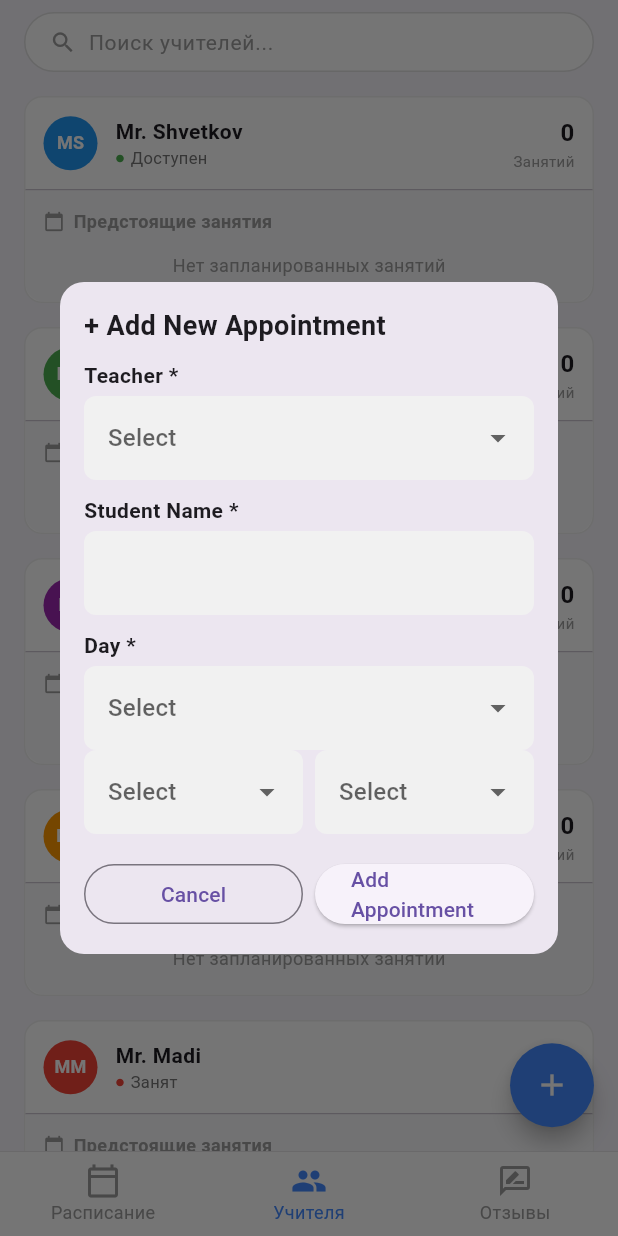
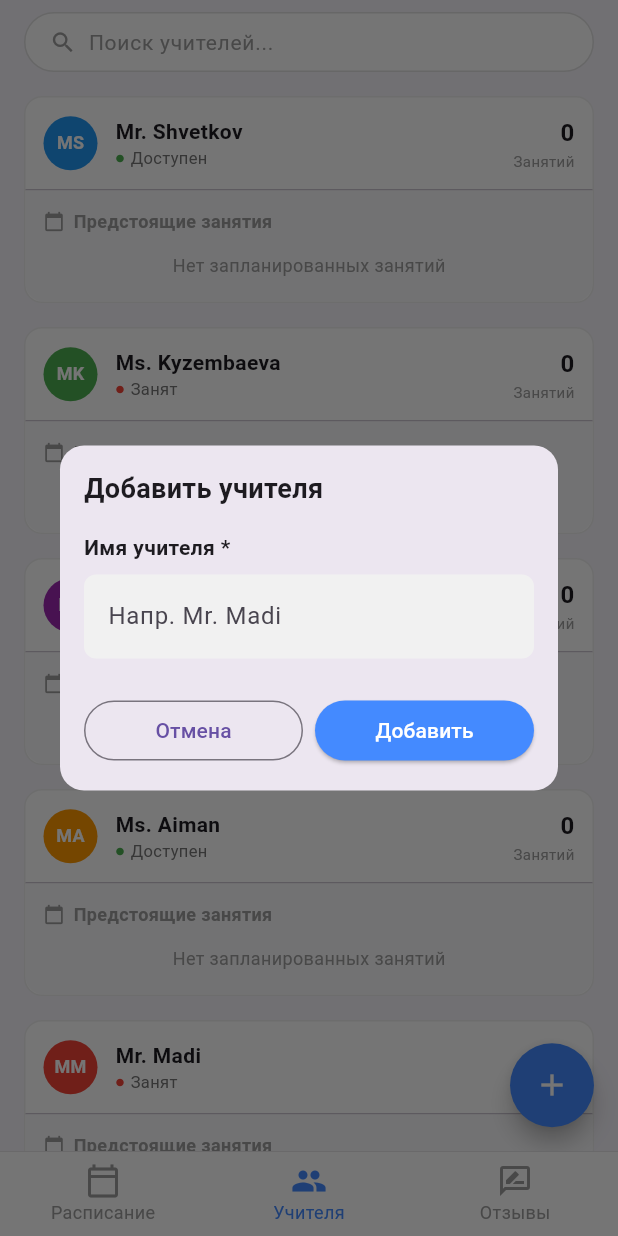
Before and after one commit to dkim50620-maker/kalendari, a Flutter app: the screen it shows after launch, item 2 of the bottom bar chosen, after a tap on the "add" icon, on a phone screen of 412 x 824 dp. Run offline on Flutter 3.47's test engine with Material 3 defaults, Android fonts, the phone set to English and light mode, and no system bars.

Commit message:
Initial Flutter project

```diff
--- a/lib/dialogs/add_appointment_dialog.dart
+++ b/lib/dialogs/add_appointment_dialog.dart
@@ -3,8 +3,13 @@ import '../models/class_data.dart';
 
 class AddAppointmentDialog extends StatefulWidget {
   final Function(ClassData) onAdd;
+  final List<String> teachers;
 
-  const AddAppointmentDialog({super.key, required this.onAdd});
+  const AddAppointmentDialog({
+    super.key,
+    required this.onAdd,
+    required this.teachers,
+  });
 
   @override
   State<AddAppointmentDialog> createState() =>
@@ -19,13 +24,6 @@ class _AddAppointmentDialogState extends State<AddAppointmentDialog> {
 
   final studentCtrl = TextEditingController();
 
-  final teachers = [
-    'Mr. Shvetkov',
-    'Ms. Kyzembaeva',
-    'Dr. Arafat',
-    'Ms. Aiman',
-  ];
-
   final days = [
     'Sunday',
     'Monday',
@@ -36,7 +34,7 @@ class _AddAppointmentDialogState extends State<AddAppointmentDialog> {
     'Saturday',
   ];
 
-  final times = ['09:00', '10:00', '11:00', '12:00', '14:00', '15:00'];
+  final times = ['09:00', '10:00', '11:00', '12:00', '14:00', '15:00', '16:00', '17:00'];
 
   @override
   Widget build(BuildContext context) {
@@ -46,45 +44,57 @@ class _AddAppointmentDialogState extends State<AddAppointmentDialog> {
       ),
       child: Padding(
         padding: const EdgeInsets.all(16),
+        child: SingleChildScrollView(
           child: Column(
             mainAxisSize: MainAxisSize.min,
             crossAxisAlignment: CrossAxisAlignment.start,
             children: [
               const Text(
-              '+ Add New Appointment',
+                '+ Добавить занятие',
                 style: TextStyle(fontSize: 18, fontWeight: FontWeight.bold),
               ),
 
-            _label('Teacher *'),
-            _dropdown(teacher, teachers, (v) => setState(() => teacher = v)),
+              _label('Учитель *'),
+              _dropdown(teacher, widget.teachers, (v) => setState(() => teacher = v)),
 
-            _label('Student Name *'),
+              _label('Имя ученика *'),
               _input(studentCtrl),
 
-            _label('Day *'),
+              _label('День *'),
               _dropdown(day, days, (v) => setState(() => day = v)),
 
+              const SizedBox(height: 10),
               Row(
                 children: [
                   Expanded(
-                  child: _dropdown(start, times,
-                          (v) => setState(() => start = v)),
+                    child: Column(
+                      crossAxisAlignment: CrossAxisAlignment.start,
+                      children: [
+                        const Text('Начало', style: TextStyle(fontSize: 12, fontWeight: FontWeight.w600)),
+                        _dropdown(start, times, (v) => setState(() => start = v)),
+                      ],
+                    ),
                   ),
                   const SizedBox(width: 8),
                   Expanded(
-                  child: _dropdown(end, times,
-                          (v) => setState(() => end = v)),
+                    child: Column(
+                      crossAxisAlignment: CrossAxisAlignment.start,
+                      children: [
+                        const Text('Конец', style: TextStyle(fontSize: 12, fontWeight: FontWeight.w600)),
+                        _dropdown(end, times, (v) => setState(() => end = v)),
+                      ],
+                    ),
                   ),
                 ],
               ),
 
-            const SizedBox(height: 16),
+              const SizedBox(height: 24),
               Row(
                 children: [
                   Expanded(
                     child: OutlinedButton(
                       onPressed: () => Navigator.pop(context),
-                    child: const Text('Cancel'),
+                      child: const Text('Отмена'),
                     ),
                   ),
                   const SizedBox(width: 8),
@@ -108,12 +118,17 @@ class _AddAppointmentDialogState extends State<AddAppointmentDialog> {
                           Navigator.pop(context);
                         }
                       },
-                    child: const Text('Add Appointment'),
+                      style: ElevatedButton.styleFrom(
+                        backgroundColor: Colors.blueAccent,
+                        foregroundColor: Colors.white,
+                      ),
+                      child: const Text('Добавить'),
                     ),
                   ),
                 ],
               ),
             ],
+          ),
         ),
       ),
     );
@@ -132,6 +147,7 @@ class _AddAppointmentDialogState extends State<AddAppointmentDialog> {
     decoration: InputDecoration(
       filled: true,
       fillColor: const Color(0xFFF1F1F1),
+      hintText: 'Имя ученика',
       border: OutlineInputBorder(
         borderRadius: BorderRadius.circular(8),
         borderSide: BorderSide.none,
@@ -146,7 +162,7 @@ class _AddAppointmentDialogState extends State<AddAppointmentDialog> {
       ) {
     return DropdownButtonFormField<String>(
       value: value,
-      hint: const Text('Select'),
+      hint: const Text('Выбрать'),
       onChanged: onChanged,
       items: items
           .map((e) => DropdownMenuItem(value: e, child: Text(e)))
@@ -154,6 +170,7 @@ class _AddAppointmentDialogState extends State<AddAppointmentDialog> {
       decoration: InputDecoration(
         filled: true,
         fillColor: const Color(0xFFF1F1F1),
+        contentPadding: const EdgeInsets.symmetric(horizontal: 12, vertical: 8),
         border: OutlineInputBorder(
           borderRadius: BorderRadius.circular(8),
           borderSide: BorderSide.none,
--- /dev/null
+++ b/lib/dialogs/add_teacher_dialog.dart
@@ -0,0 +1,82 @@
+import 'package:flutter/material.dart';
+
+class AddTeacherDialog extends StatefulWidget {
+  final Function(String) onAdd;
+
+  const AddTeacherDialog({super.key, required this.onAdd});
+
+  @override
+  State<AddTeacherDialog> createState() => _AddTeacherDialogState();
+}
+
+class _AddTeacherDialogState extends State<AddTeacherDialog> {
+  final _nameController = TextEditingController();
+
+  @override
+  Widget build(BuildContext context) {
+    return Dialog(
+      shape: RoundedRectangleBorder(borderRadius: BorderRadius.circular(16)),
+      child: Padding(
+        padding: const EdgeInsets.all(16),
+        child: Column(
+          mainAxisSize: MainAxisSize.min,
+          crossAxisAlignment: CrossAxisAlignment.start,
+          children: [
+            const Text(
+              'Добавить учителя',
+              style: TextStyle(fontSize: 18, fontWeight: FontWeight.bold),
+            ),
+            const SizedBox(height: 16),
+            const Text('Имя учителя *', style: TextStyle(fontWeight: FontWeight.w600)),
+            const SizedBox(height: 8),
+            TextField(
+              controller: _nameController,
+              decoration: InputDecoration(
+                hintText: 'Напр. Mr. Madi',
+                filled: true,
+                fillColor: const Color(0xFFF1F1F1),
+                border: OutlineInputBorder(
+                  borderRadius: BorderRadius.circular(8),
+                  borderSide: BorderSide.none,
+                ),
+              ),
+            ),
+            const SizedBox(height: 24),
+            Row(
+              children: [
+                Expanded(
+                  child: OutlinedButton(
+                    onPressed: () => Navigator.pop(context),
+                    child: const Text('Отмена'),
+                  ),
+                ),
+                const SizedBox(width: 8),
+                Expanded(
+                  child: ElevatedButton(
+                    onPressed: () {
+                      if (_nameController.text.isNotEmpty) {
+                        widget.onAdd(_nameController.text);
+                        Navigator.pop(context);
+                      }
+                    },
+                    style: ElevatedButton.styleFrom(
+                      backgroundColor: Colors.blueAccent,
+                      foregroundColor: Colors.white,
+                    ),
+                    child: const Text('Добавить'),
+                  ),
+                ),
+              ],
+            ),
+          ],
+        ),
+      ),
+    );
+  }
+
+  @override
+  void dispose() {
+    _nameController.dispose();
+    super.dispose();
+  }
+}
--- a/lib/screens/main_screen.dart
+++ b/lib/screens/main_screen.dart
@@ -13,6 +13,14 @@ class MainScreen extends StatefulWidget {
 
 class _MainScreenState extends State<MainScreen> {
   int _selectedIndex = 0;
+
+  final List<String> _teacherNames = [
+    'Mr. Shvetkov',
+    'Ms. Kyzembaeva',
+    'Dr. Arafat',
+    'Ms. Aiman',
+    'Mr. Madi',
+  ];
 
   final Map<String, List<ClassData>> _schedule = {
     'Sunday': [],
@@ -30,6 +38,14 @@ class _MainScreenState extends State<MainScreen> {
     });
   }
 
+  void _addTeacher(String name) {
+    setState(() {
+      if (!_teacherNames.contains(name)) {
+        _teacherNames.add(name);
+      }
+    });
+  }
+
   List<ClassData> get _allClasses {
     return _schedule.values.expand((element) => element).toList();
   }
@@ -37,10 +53,15 @@ class _MainScreenState extends State<MainScreen> {
   @override
   Widget build(BuildContext context) {
     final List<Widget> _pages = [
-      ScheduleScreen(schedule: _schedule, onAddClass: _addClass),
+      ScheduleScreen(
+        schedule: _schedule,
+        onAddClass: _addClass,
+        teachers: _teacherNames,
+      ),
       TeachersScreen(
         allClassData: _allClasses,
-        onAddClass: _addClass,
+        teacherNames: _teacherNames,
+        onAddTeacher: _addTeacher,
       ),
       const ReviewsScreen(),
     ];
--- a/lib/screens/schedule_screen.dart
+++ b/lib/screens/schedule_screen.dart
@@ -6,11 +6,13 @@ import '../dialogs/add_appointment_dialog.dart';
 class ScheduleScreen extends StatelessWidget {
   final Map<String, List<ClassData>> schedule;
   final Function(ClassData) onAddClass;
+  final List<String> teachers;
 
   const ScheduleScreen({
     super.key,
     required this.schedule,
     required this.onAddClass,
+    required this.teachers,
   });
 
   @override
@@ -43,7 +45,7 @@ class ScheduleScreen extends StatelessWidget {
                 const SizedBox(height: 6),
                 if (entry.value.isEmpty)
                   const Text(
-                    'No classes scheduled',
+                    'Нет запланированных занятий',
                     style: TextStyle(color: Colors.grey),
                   ),
                 ...entry.value.map((c) => ClassItem(data: c)),
@@ -57,7 +59,10 @@ class ScheduleScreen extends StatelessWidget {
         onPressed: () {
           showDialog(
             context: context,
-            builder: (_) => AddAppointmentDialog(onAdd: onAddClass),
+            builder: (_) => AddAppointmentDialog(
+              onAdd: onAddClass,
+              teachers: teachers,
+            ),
           );
         },
         child: const Icon(Icons.add),
--- a/lib/screens/teachers_screen.dart
+++ b/lib/screens/teachers_screen.dart
@@ -1,15 +1,17 @@
 import 'package:flutter/material.dart';
 import '../models/class_data.dart';
-import '../dialogs/add_appointment_dialog.dart';
+import '../dialogs/add_teacher_dialog.dart';
 
 class TeachersScreen extends StatefulWidget {
   final List<ClassData> allClassData;
-  final Function(ClassData) onAddClass;
+  final List<String> teacherNames;
+  final Function(String) onAddTeacher;
 
   const TeachersScreen({
     super.key,
     required this.allClassData,
-    required this.onAddClass,
+    required this.teacherNames,
+    required this.onAddTeacher,
   });
 
   @override
@@ -23,14 +25,6 @@ class _TeachersScreenState extends State<TeachersScreen> {
     for (var data in widget.allClassData) {
       teachersMap.putIfAbsent(data.teacher, () => []).add(data);
     }
-
-    final teacherNames = [
-      'Mr. Shvetkov',
-      'Ms. Kyzembaeva',
-      'Dr. Arafat',
-      'Ms. Aiman',
-      'Mr. Madi',
-    ];
 
     return Scaffold(
       backgroundColor: const Color(0xFFF6F4FB),
@@ -65,9 +59,9 @@ class _TeachersScreenState extends State<TeachersScreen> {
       ),
       body: ListView.builder(
         padding: const EdgeInsets.symmetric(horizontal: 16, vertical: 8),
-        itemCount: teacherNames.length,
+        itemCount: widget.teacherNames.length,
         itemBuilder: (context, index) {
-          final teacher = teacherNames[index];
+          final teacher = widget.teacherNames[index];
           final classes = teachersMap[teacher] ?? [];
 
           return _TeacherCard(
@@ -84,7 +78,7 @@ class _TeachersScreenState extends State<TeachersScreen> {
         onPressed: () {
           showDialog(
             context: context,
-            builder: (_) => AddAppointmentDialog(onAdd: widget.onAddClass),
+            builder: (_) => AddTeacherDialog(onAdd: widget.onAddTeacher),
           );
         },
         child: const Icon(Icons.add, color: Colors.white),
```
Lines whose indentation alone changed are shown as unchanged.
